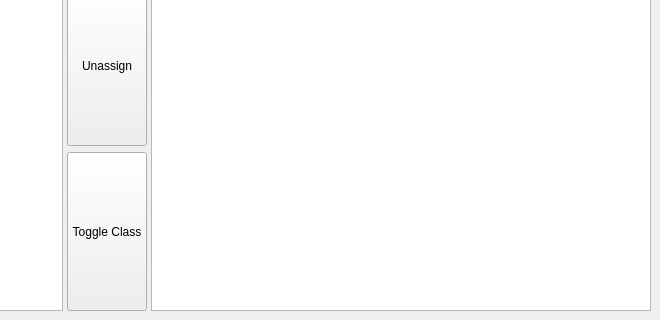
First picture: the form in view.ui, repository KCBmcgregor/Qt-CNN-labeling, before the edit; both pictures show x 457 to 1117 and y 731 to 1051 of the 1117 by 1051 pixel window.
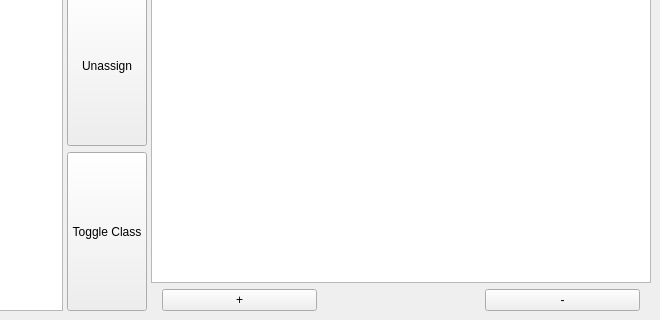
Second picture: the form after the edit.

Diff of the .ui file:
```diff
--- a/view.ui
+++ b/view.ui
@@ -17,8 +17,8 @@
    <bool>true</bool>
   </property>
   <widget class="QWidget" name="centralwidget">
-   <layout class="QHBoxLayout" name="horizontalLayout_3">
-    <item>
+   <layout class="QGridLayout" name="gridLayout_2">
+    <item row="0" column="0">
      <widget class="QSplitter" name="splitter">
       <property name="orientation">
        <enum>Qt::Horizontal</enum>
@@ -465,7 +465,23 @@
           </property>
          </spacer>
         </item>
-        <item row="6" column="3">
+        <item row="0" column="0" colspan="5">
+         <widget class="QLabel" name="imageNameLabel">
+          <property name="sizePolicy">
+           <sizepolicy hsizetype="Minimum" vsizetype="Maximum">
+            <horstretch>0</horstretch>
+            <verstretch>0</verstretch>
+           </sizepolicy>
+          </property>
+          <property name="text">
+           <string>ImageName</string>
+          </property>
+          <property name="alignment">
+           <set>Qt::AlignBottom|Qt::AlignHCenter</set>
+          </property>
+         </widget>
+        </item>
+        <item row="10" column="2">
          <spacer name="verticalSpacer_7">
           <property name="orientation">
            <enum>Qt::Vertical</enum>
@@ -481,10 +497,10 @@
           </property>
          </spacer>
         </item>
-        <item row="3" column="0" rowspan="4" colspan="5">
+        <item row="3" column="0" rowspan="7" colspan="5">
          <widget class="QGraphicsView" name="graphicsView">
           <property name="sizePolicy">
-           <sizepolicy hsizetype="Minimum" vsizetype="Minimum">
+           <sizepolicy hsizetype="Minimum" vsizetype="MinimumExpanding">
             <horstretch>0</horstretch>
             <verstretch>0</verstretch>
            </sizepolicy>
@@ -506,8 +522,8 @@
           </property>
          </widget>
         </item>
-        <item row="0" column="0" colspan="5">
-         <widget class="QLabel" name="imageNameLabel">
+        <item row="10" column="3">
+         <widget class="QPushButton" name="zoomOutButton">
           <property name="sizePolicy">
            <sizepolicy hsizetype="Minimum" vsizetype="Maximum">
             <horstretch>0</horstretch>
@@ -515,10 +531,20 @@
            </sizepolicy>
           </property>
           <property name="text">
-           <string>ImageName</string>
+           <string>-</string>
           </property>
-          <property name="alignment">
-           <set>Qt::AlignBottom|Qt::AlignHCenter</set>
+         </widget>
+        </item>
+        <item row="10" column="1">
+         <widget class="QPushButton" name="zoomInButton">
+          <property name="sizePolicy">
+           <sizepolicy hsizetype="Minimum" vsizetype="Maximum">
+            <horstretch>0</horstretch>
+            <verstretch>0</verstretch>
+           </sizepolicy>
+          </property>
+          <property name="text">
+           <string>+</string>
           </property>
          </widget>
         </item>
```
